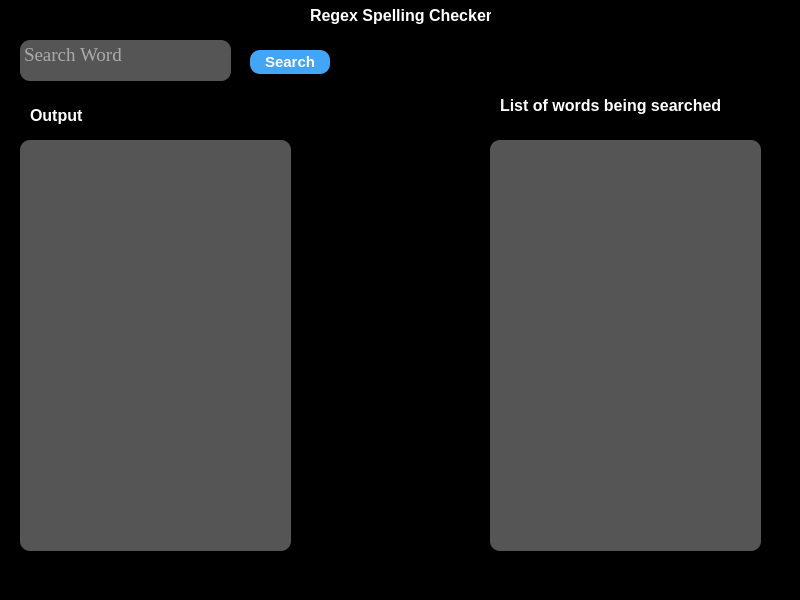
Old version of the form TOA_SPELL_CHECKER/mainwindow.ui in the repository MuhammadHuzaifak2025/TOA-Fourth-Semester.
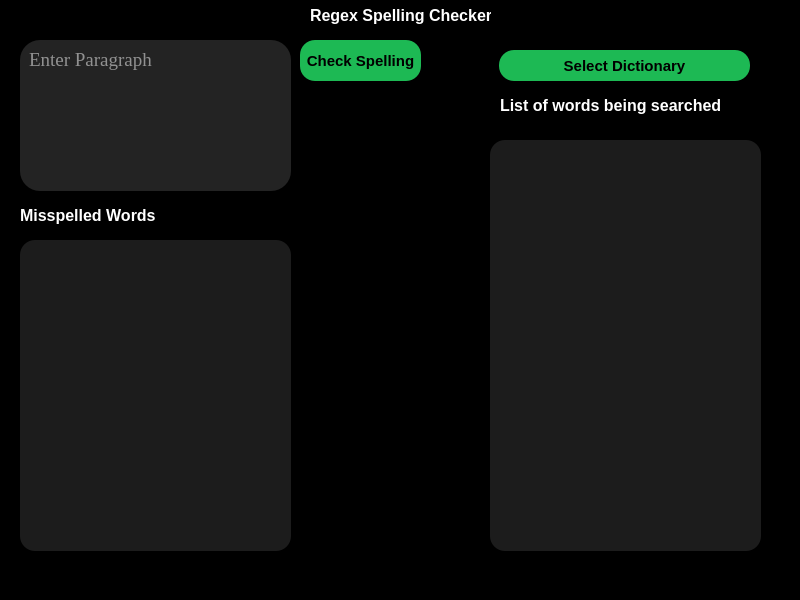
New version of the form.

The edit to the form file:
```diff
--- a/TOA_SPELL_CHECKER/mainwindow.ui
+++ b/TOA_SPELL_CHECKER/mainwindow.ui
@@ -22,8 +22,8 @@
      <rect>
       <x>20</x>
       <y>40</y>
-      <width>211</width>
-      <height>41</height>
+      <width>271</width>
+      <height>151</height>
      </rect>
     </property>
     <property name="font">
@@ -33,9 +33,11 @@
      </font>
     </property>
     <property name="styleSheet">
-     <string notr="true">background-color:  #555555;
-color: white;
-border-radius: 10px;</string>
+     <string notr="true">
+background-color: rgba(50,50,50,0.7);
+border-radius: 20px;
+padding: 5px;
+color: white;</string>
     </property>
     <property name="html">
      <string>&lt;!DOCTYPE HTML PUBLIC &quot;-//W3C//DTD HTML 4.0//EN&quot; &quot;http://www.w3.org/TR/REC-html40/strict.dtd&quot;&gt;
@@ -48,7 +50,7 @@
 &lt;p style=&quot;-qt-paragraph-type:empty; margin-top:0px; margin-bottom:0px; margin-left:0px; margin-right:0px; -qt-block-indent:0; text-indent:0px; font-family:'Segoe UI';&quot;&gt;&lt;br /&gt;&lt;/p&gt;&lt;/body&gt;&lt;/html&gt;</string>
     </property>
     <property name="placeholderText">
-     <string>Search Word</string>
+     <string>Enter Paragraph</string>
     </property>
    </widget>
    <widget class="QPushButton" name="pushButton">
@@ -57,10 +59,10 @@
     </property>
     <property name="geometry">
      <rect>
-      <x>250</x>
-      <y>50</y>
-      <width>80</width>
-      <height>24</height>
+      <x>300</x>
+      <y>40</y>
+      <width>121</width>
+      <height>41</height>
      </rect>
     </property>
     <property name="font">
@@ -70,33 +72,75 @@
      </font>
     </property>
     <property name="styleSheet">
-     <string notr="true">border-radius: 10px;
-color:white;
-background-color: #42a5f5;</string>
+     <string notr="true">border-radius: 15px;
+background-color: #1DB954;
+text-align: centre;
+color: black;</string>
     </property>
     <property name="text">
-     <string>Search</string>
+     <string>Check Spelling</string>
     </property>
    </widget>
    <widget class="QListWidget" name="listWidget">
     <property name="geometry">
      <rect>
       <x>20</x>
-      <y>140</y>
+      <y>240</y>
       <width>271</width>
-      <height>411</height>
+      <height>311</height>
      </rect>
     </property>
     <property name="font">
      <font>
       <family>Times New Roman</family>
       <pointsize>14</pointsize>
+      <underline>true</underline>
      </font>
     </property>
     <property name="styleSheet">
-     <string notr="true">background-color:  #555555;
-color: white;
-border-radius: 10px;</string>
+     <string notr="true">QListWidget {
+background-color: rgba(40, 40, 40,0.7);
+color:red;
+border: 1px rgba(40, 40, 40,0.7); 
+border-radius: 15px;
+ }
+
+QListWidget::item {
+background-color: rgba(40, 40, 40,0.7);
+padding: 10px;
+border: 1px rgba(40, 40, 40,0.7); 
+border-radius: 15px;
+}
+
+QScrollBar:vertical, QScrollBar:horizontal {
+background-color: rgba(40, 40, 40,0.7);
+width: 10px;
+margin: 0px 0px 0px 0px;
+border: 1px rgba(40, 40, 40,0.7); 
+border-radius: 5px 0 0 5px;
+}
+
+QScrollBar::handle:vertical, QScrollBar::handle:horizontal {
+background: #a0a0a0;
+min-height: 20px;
+border: 1px rgba(40, 40, 40,0.7); 
+border-radius: 5px 0 0 5px;
+
+}
+QScrollBar::add-line:vertical, QScrollBar::sub-line:vertical, QScrollBar::add-line:horizontal,QScrollBar::sub-line:horizontal {
+border: none;
+background: none;
+border: 1px rgba(40, 40, 40,0.7); 
+border-radius: 5px 0 0 5px;
+
+}
+QScrollBar::add-page:vertical, QScrollBar::sub-page:vertical, QScrollBar::add-page:horizontal,  QScrollBar::sub-page:horizontal{
+background: none;
+border: 1px rgba(40, 40, 40,0.7); 
+border-radius: 5px 0 0 5px;
+
+}
+</string>
     </property>
    </widget>
    <widget class="QLabel" name="label">
@@ -137,9 +181,55 @@
      </font>
     </property>
     <property name="styleSheet">
-     <string notr="true">background-color:  #555555;
-color: white;
-border-radius: 10px;</string>
+     <string notr="true">QListWidget {
+background-color: rgba(40, 40, 40,0.7);
+color:white;
+selection-background-color: #a0a0a0;
+border: 1px rgba(40, 40, 40,0.7); 
+border-radius: 15px;
+ }
+
+QListWidget::item {
+background-color: rgba(40, 40, 40,0.7);
+padding: 10px;
+border: 1px rgba(40, 40, 40,0.7); 
+border-radius: 15px;
+}
+QListWidget::item:hover {
+background-color: rgba(40, 40, 40,0.3);
+border: 1px rgba(40, 40, 40,0.7); 
+border-radius: 15px;
+}
+
+QScrollBar:vertical, QScrollBar:horizontal {
+background-color: rgba(40, 40, 40,0.7);
+width: 10px;
+margin: 0px 0px 0px 0px;
+border: 1px rgba(40, 40, 40,0.7); 
+border-radius: 5px 0 0 5px;
+}
+
+QScrollBar::handle:vertical, QScrollBar::handle:horizontal {
+background: #a0a0a0;
+min-height: 20px;
+border: 1px rgba(40, 40, 40,0.7); 
+border-radius: 5px 0 0 5px;
+
+}
+QScrollBar::add-line:vertical, QScrollBar::sub-line:vertical, QScrollBar::add-line:horizontal,QScrollBar::sub-line:horizontal {
+border: none;
+background: none;
+border: 1px rgba(40, 40, 40,0.7); 
+border-radius: 5px 0 0 5px;
+
+}
+QScrollBar::add-page:vertical, QScrollBar::sub-page:vertical, QScrollBar::add-page:horizontal,  QScrollBar::sub-page:horizontal{
+background: none;
+border: 1px rgba(40, 40, 40,0.7); 
+border-radius: 5px 0 0 5px;
+
+}
+</string>
     </property>
    </widget>
    <widget class="QLabel" name="label_2">
@@ -167,9 +257,9 @@
    <widget class="QLabel" name="label_3">
     <property name="geometry">
      <rect>
-      <x>30</x>
-      <y>100</y>
-      <width>61</width>
+      <x>20</x>
+      <y>200</y>
+      <width>271</width>
       <height>31</height>
      </rect>
     </property>
@@ -183,7 +273,35 @@
      <string notr="true">color:white;</string>
     </property>
     <property name="text">
-     <string>Output</string>
+     <string>Misspelled Words</string>
+    </property>
+   </widget>
+   <widget class="QPushButton" name="pushButton_2">
+    <property name="enabled">
+     <bool>true</bool>
+    </property>
+    <property name="geometry">
+     <rect>
+      <x>499</x>
+      <y>50</y>
+      <width>251</width>
+      <height>31</height>
+     </rect>
+    </property>
+    <property name="font">
+     <font>
+      <pointsize>11</pointsize>
+      <bold>true</bold>
+     </font>
+    </property>
+    <property name="styleSheet">
+     <string notr="true">border-radius: 15px;
+background-color: #1DB954;
+text-align: centre;
+color: black;</string>
+    </property>
+    <property name="text">
+     <string>Select Dictionary</string>
     </property>
    </widget>
    <zorder>textEdit</zorder>
```
Left out of the diff: 3 changed lines with no effect on the pictures.
